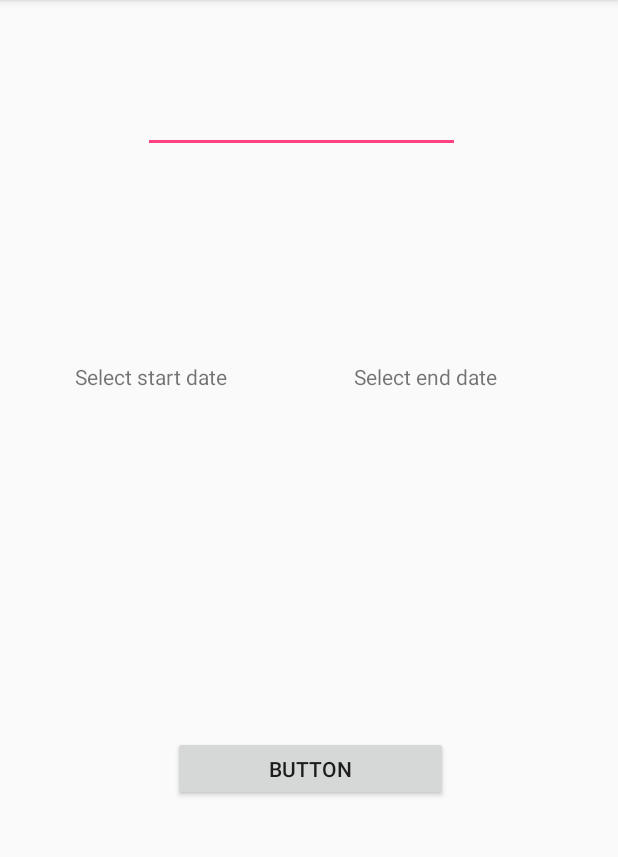
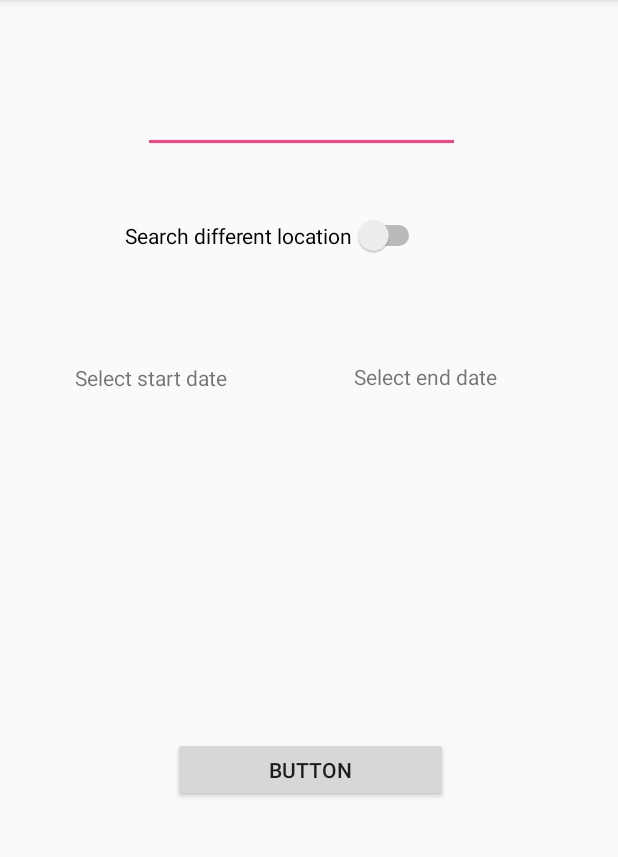
Before and after one commit to nilssonfilip1996/Where_is_the_concert_app, an Android app: the screen it shows after launch (MainActivity), on a phone screen of 412 x 824 dp, the part 84-941 px from its top. Run offline under Robolectric (Android 15) with nearby library versions, the phone set to English and light mode, and no system bars; 1 statement that could not run was skipped.

Commit message:
LocationListerner Malfuncion

```diff
--- a/app/src/main/res/layout/activity_main.xml
+++ b/app/src/main/res/layout/activity_main.xml
@@ -13,6 +13,8 @@
         android:layout_marginStart="81dp"
         android:layout_marginTop="54dp"
         android:layout_marginEnd="92dp"
+        android:layout_marginBottom="41dp"
+        app:layout_constraintBottom_toTopOf="@+id/switchCity"
         app:layout_constraintEnd_toEndOf="parent"
         app:layout_constraintStart_toStartOf="parent"
         app:layout_constraintTop_toTopOf="parent" />
@@ -36,13 +38,13 @@
         android:layout_width="122dp"
         android:layout_height="39dp"
         android:layout_marginStart="52dp"
-        android:layout_marginTop="139dp"
+        android:layout_marginTop="71dp"
         android:layout_marginEnd="32dp"
         android:text="Select start date"
         app:layout_constraintEnd_toStartOf="@+id/endDate"
         app:layout_constraintHorizontal_chainStyle="packed"
         app:layout_constraintStart_toStartOf="parent"
-        app:layout_constraintTop_toBottomOf="@+id/tvCurrentCity" />
+        app:layout_constraintTop_toBottomOf="@+id/switchCity" />
 
     <TextView
         android:id="@+id/endDate"
@@ -56,4 +58,14 @@
         app:layout_constraintStart_toEndOf="@+id/startDate"
         app:layout_constraintTop_toBottomOf="@+id/tvCurrentCity" />
 
+    <Switch
+        android:id="@+id/switchCity"
+        android:layout_width="wrap_content"
+        android:layout_height="wrap_content"
+        android:layout_marginStart="83dp"
+        android:layout_marginTop="41dp"
+        android:text="Search different location"
+        app:layout_constraintStart_toStartOf="parent"
+        app:layout_constraintTop_toBottomOf="@+id/tvCurrentCity" />
+
 </android.support.constraint.ConstraintLayout>
```
Also changed, not shown: app/src/main/java/com/example/nilss/whenistheconcert/MainActivity.java (+35 -17 lines).
